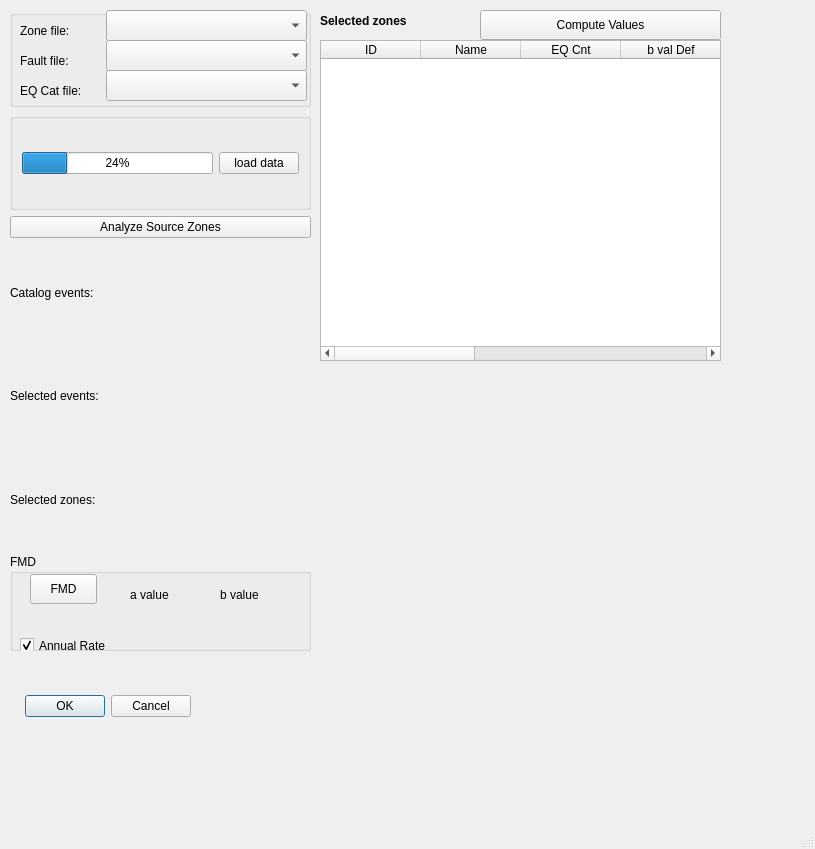
Before: the Qt Designer form mt_seismicsource/ui_seismicsource.ui in feuchner/seismicsource-toolkit, drawn with Qt 5.
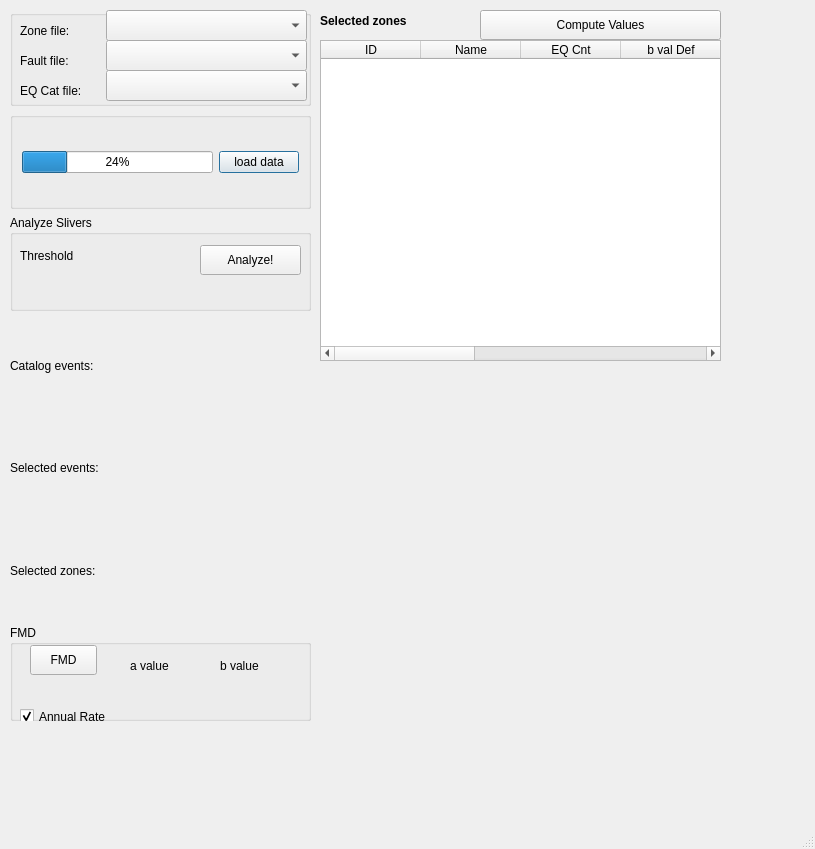
After: the same form once the commit is applied. Custom widgets are drawn as their Qt base class.

Commit message: improved sliver analysis tool

```diff
--- a/mt_seismicsource/ui_seismicsource.ui
+++ b/mt_seismicsource/ui_seismicsource.ui
@@ -28,29 +28,13 @@
      <height>711</height>
     </rect>
    </property>
-   <widget class="QDialogButtonBox" name="buttonBox">
-    <property name="geometry">
-     <rect>
-      <x>0</x>
-      <y>680</y>
-      <width>191</width>
-      <height>32</height>
-     </rect>
-    </property>
-    <property name="orientation">
-     <enum>Qt::Horizontal</enum>
-    </property>
-    <property name="standardButtons">
-     <set>QDialogButtonBox::Cancel|QDialogButtonBox::Ok</set>
-    </property>
-   </widget>
    <widget class="QWidget" name="verticalLayoutWidget_3">
     <property name="geometry">
      <rect>
       <x>10</x>
       <y>0</y>
       <width>301</width>
-      <height>641</height>
+      <height>711</height>
      </rect>
     </property>
     <layout class="QVBoxLayout" name="layoutControl">
@@ -151,10 +135,46 @@
       </widget>
      </item>
      <item>
-      <widget class="QPushButton" name="btnAnalyzeZones">
-       <property name="text">
-        <string>Analyze Source Zones</string>
+      <widget class="QGroupBox" name="groupBoxAnalyzeSlivers">
+       <property name="title">
+        <string>Analyze Slivers</string>
        </property>
+       <widget class="QPushButton" name="btnAnalyzeSlivers">
+        <property name="geometry">
+         <rect>
+          <x>190</x>
+          <y>30</y>
+          <width>101</width>
+          <height>30</height>
+         </rect>
+        </property>
+        <property name="text">
+         <string>Analyze!</string>
+        </property>
+       </widget>
+       <widget class="KDoubleNumInput" name="inputAnalyzeSlivers">
+        <property name="geometry">
+         <rect>
+          <x>90</x>
+          <y>30</y>
+          <width>90</width>
+          <height>33</height>
+         </rect>
+        </property>
+       </widget>
+       <widget class="QLabel" name="labelSliverThreshold">
+        <property name="geometry">
+         <rect>
+          <x>10</x>
+          <y>30</y>
+          <width>71</width>
+          <height>21</height>
+         </rect>
+        </property>
+        <property name="text">
+         <string>Threshold</string>
+        </property>
+       </widget>
       </widget>
      </item>
      <item>
```
Left out of the diff: 38 changed lines with no effect on the pictures. The commit also changes 3 other files.
